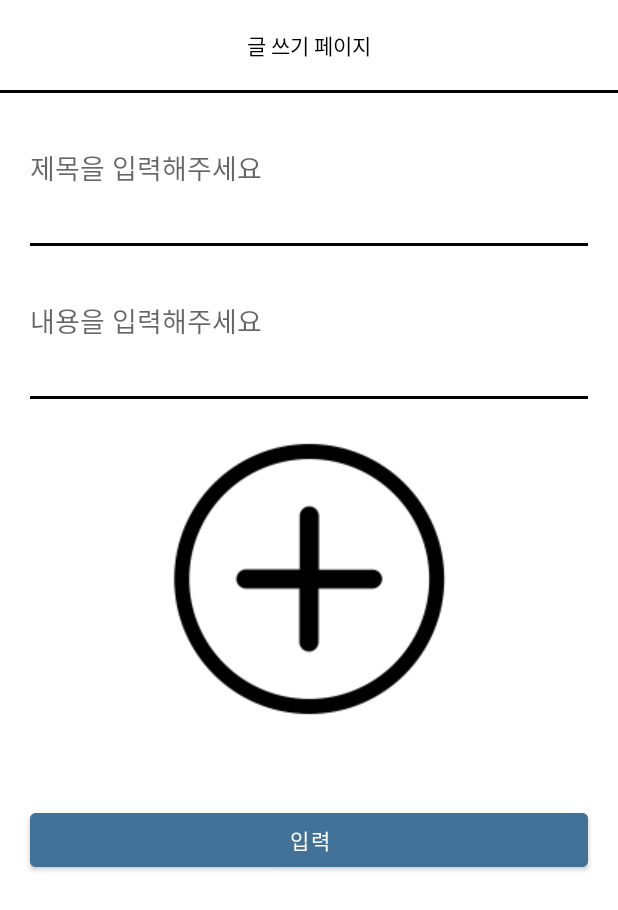
After one commit to gawgjiug/Jobable2, an Android app: the BoardWriteActivity screen opened directly, with no data from a screen before it, on a phone screen of 412 x 824 dp. The commit adds this screen. Shown: the top 910 px of the screen. Run offline under Robolectric (Android 15) with nearby library versions, the phone set to English and light mode, and no system bars; our stand-ins replace data binding.

Commit message:
2023 05 31 23시 6분

```diff
--- a/app/src/main/AndroidManifest.xml
+++ b/app/src/main/AndroidManifest.xml
@@ -12,9 +12,11 @@
         android:theme="@style/Theme.Capstone"
         tools:targetApi="31">
         <activity
+            android:name=".board.BoardWriteActivity"
+            android:exported="false" />
+        <activity
             android:name=".CeoregisterActivity"
             android:exported="false" />
-
         <activity
             android:name=".CeoIntroActivity"
             android:exported="false" />
--- /dev/null
+++ b/app/src/main/java/com/example/capstone/board/BoardWriteActivity.kt
@@ -0,0 +1,44 @@
+package com.example.capstone.board
+
+import android.nfc.Tag
+import androidx.appcompat.app.AppCompatActivity
+import android.os.Bundle
+import android.util.Log
+import androidx.databinding.DataBindingUtil
+import com.example.capstone.R
+import com.example.capstone.databinding.ActivityBoardWriteBinding
+import com.example.capstone.utils.FBAuth
+import com.example.capstone.utils.FBRef
+
+class BoardWriteActivity : AppCompatActivity() {
+    private lateinit var binding : ActivityBoardWriteBinding
+    private var TAG = BoardWriteActivity::class.java.simpleName
+    override fun onCreate(savedInstanceState: Bundle?) {
+
+        super.onCreate(savedInstanceState)
+        setContentView(R.layout.activity_board_write)
+
+        binding = DataBindingUtil.setContentView(this,R.layout.activity_board_write)
+        binding.boardWritebtn.setOnClickListener {
+
+            //제목과 내용 받아오기
+            val title = binding.boardTitle.text.toString()
+            val content = binding.boardContents.text.toString()
+            val uid = FBAuth.getUid()
+            val time = FBAuth.getTime()
+
+            Log.d(TAG,title)
+            Log.d(TAG,content)
+
+            //board
+            // -key
+            //   -boardModel(title,content,uid,time)
+
+            FBRef.boardRef
+                .push() //랜덤한 key값 생성
+                .setValue(BoardModel(title,content,uid,time))
+
+        }
+
+    }
+}
--- /dev/null
+++ b/app/src/main/res/layout/activity_board_write.xml
@@ -0,0 +1,75 @@
+<?xml version="1.0" encoding="utf-8"?>
+<layout>
+    <LinearLayout
+        xmlns:android="http://schemas.android.com/apk/res/android"
+        xmlns:app="http://schemas.android.com/apk/res-auto"
+        xmlns:tools="http://schemas.android.com/tools"
+        android:layout_width="match_parent"
+        android:layout_height="match_parent"
+        tools:context=".board.BoardWriteActivity"
+        android:orientation="vertical">
+        <LinearLayout
+            android:layout_width="match_parent"
+            android:layout_height="60dp">
+
+            <TextView
+                android:layout_width="match_parent"
+                android:layout_height="match_parent"
+                android:text="글 쓰기 페이지"
+                android:textColor="@color/black"
+                android:gravity="center"/>
+        </LinearLayout>
+
+        <LinearLayout
+            android:layout_width="match_parent"
+            android:layout_height="2dp"
+            android:background="#000000"/>
+
+        <EditText
+            android:id="@+id/board_title"
+            android:layout_margin="20dp"
+            android:layout_width="match_parent"
+            android:background="@android:color/transparent"
+            android:layout_height="60dp"
+            android:hint="제목을 입력해주세요"
+            />
+
+        <LinearLayout
+            android:layout_width="match_parent"
+            android:layout_height="2dp"
+            android:layout_marginLeft="20dp"
+            android:layout_marginRight="20dp"
+            android:background="#000000"/>
+
+        <EditText
+            android:id="@+id/board_contents"
+            android:layout_margin="20dp"
+            android:layout_width="match_parent"
+            android:background="@android:color/transparent"
+            android:layout_height="60dp"
+            android:hint="내용을 입력해주세요"/>
+
+        <LinearLayout
+            android:layout_width="match_parent"
+            android:layout_height="2dp"
+            android:layout_marginLeft="20dp"
+            android:layout_marginRight="20dp"
+            android:background="#000000"/>
+
+        <ImageView
+            android:src="@drawable/ceo_plusbtn"
+            android:layout_marginTop="20dp"
+            android:layout_width="match_parent"
+            android:layout_height="wrap_content"/>
+        <Button
+            android:id="@+id/board_writebtn"
+            android:text="입력"
+            android:layout_width="match_parent"
+            android:backgroundTint="@color/mainColor"
+            android:layout_marginTop="50dp"
+            android:layout_marginLeft="20dp"
+            android:layout_marginRight="20dp"
+            android:layout_height="wrap_content"/>
+
+    </LinearLayout>
+</layout>
--- a/app/src/main/res/layout/activity_intro.xml
+++ b/app/src/main/res/layout/activity_intro.xml
@@ -48,10 +48,7 @@
         app:defaultNavHost="true"
         app:navGraph="@navigation/intro_nav"
         tools:layout_editor_absoluteX="0dp"
-        tools:layout_editor_absoluteY="16dp" />
-
-
-
+        tools:layout_editor_absoluteY="0dp" />
 
 
 </androidx.constraintlayout.widget.ConstraintLayout>
--- a/app/src/main/res/layout/fragment_home.xml
+++ b/app/src/main/res/layout/fragment_home.xml
@@ -61,6 +61,8 @@
 
             </LinearLayout>
 
+
+
             <ImageView
                 android:id="@+id/home_search"
                 android:layout_width="wrap_content"
```
Also changed, not shown: app/src/main/java/com/example/capstone/CeoIntroActivity.kt (+27 -0 lines), app/src/main/java/com/example/capstone/board/BoardModel.kt (added, +9 -0 lines), app/src/main/java/com/example/capstone/utils/FBAuth.kt (added, +21 -0 lines), app/src/main/java/com/example/capstone/utils/FBRef.kt (added, +14 -0 lines), app/src/main/res/layout/activity_ceo_intro.xml (+38 -0 lines), app/src/main/res/drawable/bottom_hometag.png, app/src/main/res/drawable/bottom_resume.png, app/src/main/res/drawable/ceo_btnwrite.png (added), app/src/main/res/drawable/ceo_plusbtn.png (added), app/src/main/res/drawable/home_info.png, app/src/main/res/drawable/home_search.png, app/src/main/res/drawable/home_video.png.
